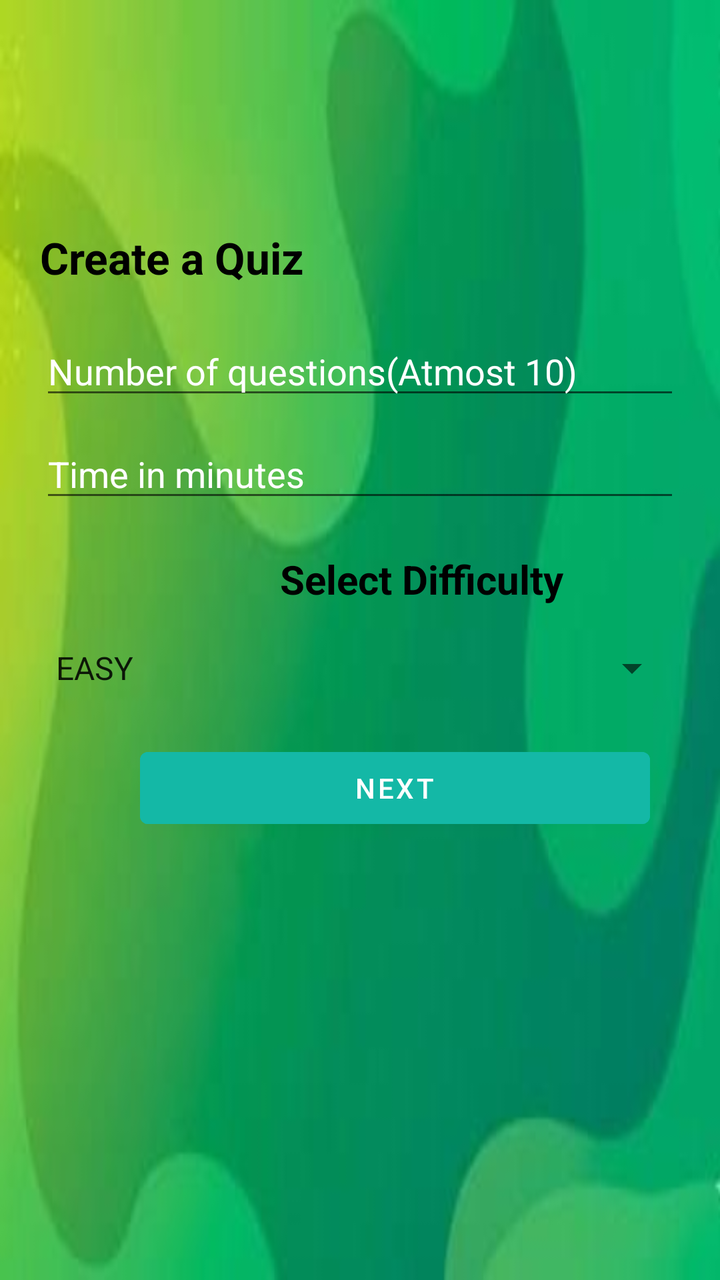
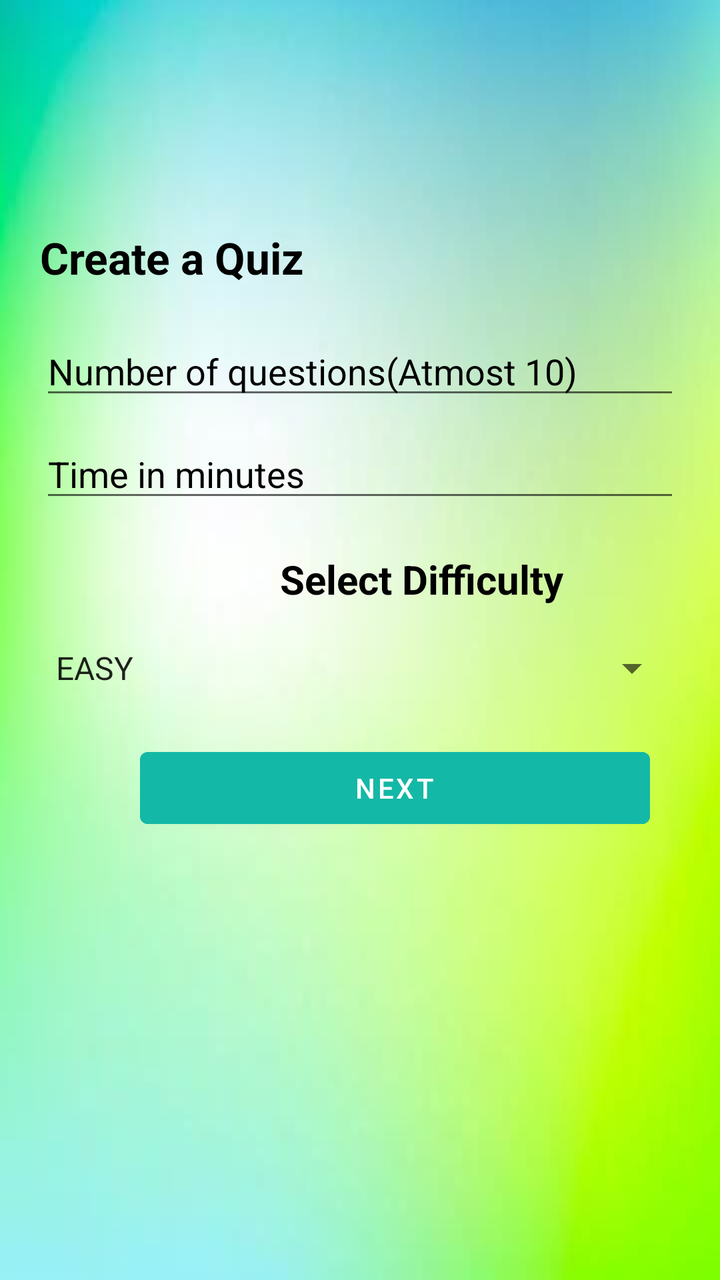

Before-and-after screenshots of an Android layout around one commit, followed by the original layout XML and the change that was made.
<!-- AndroidManifest.xml: application theme Theme.Project5 -->
<!-- res/layout/quizsetup.xml -->
<?xml version="1.0" encoding="utf-8"?>
<LinearLayout
    xmlns:android="http://schemas.android.com/apk/res/android"
    android:orientation="vertical"
    android:padding="20dp"
    android:layout_width="match_parent"
    android:background="@drawable/quizpage3"
    android:layout_height="match_parent">

    <TextView
        android:text="Create a Quiz"
        android:textColor="@color/black"
        android:textSize="22sp"
        android:textStyle="bold"
        android:layout_marginTop="94dp"
        android:layout_marginBottom="20dp"
        android:layout_width="wrap_content"
        android:layout_height="wrap_content"/>



    <EditText
        android:id="@+id/etQuestionCount"
        android:hint="Number of questions(Atmost 10)"
        android:inputType="number"
        android:textColorHint="@color/white"
        android:textColor="@color/black"
        android:layout_width="match_parent"
        android:layout_height="wrap_content"/>



    <EditText
        android:id="@+id/ettimer"
        android:hint="Time in minutes"
        android:layout_marginTop="10dp"
        android:inputType="number"
        android:textColorHint="@color/white"
        android:textColor="@color/black"
        android:layout_width="match_parent"
        android:layout_height="wrap_content"/>

    <TextView

        android:layout_width="match_parent"
        android:layout_height="30dp"
        android:layout_marginTop="20dp"
        android:paddingStart="120dp"
        android:textSize="20dp"
        android:text="Select Difficulty"
        android:textStyle="bold"
        android:textColor="@color/black" />
    <Spinner
        android:id="@+id/spDifficulty"
        android:layout_marginTop="16dp"
        android:layout_width="match_parent"
        android:layout_height="wrap_content"
        android:spinnerMode="dropdown"

        android:entries="@array/difficultyOptions"/>

    <Button
        android:id="@+id/btnNext2"
        android:layout_width="255dp"
        android:layout_height="wrap_content"
        android:layout_marginLeft="50dp"
        android:layout_marginTop="24dp"
        android:backgroundTint="#14B8A6"
        android:text="Next"
        android:textColor="#FFFFFF" />

</LinearLayout>
<!-- resources referenced by this layout -->
<resources>
  <string-array name="difficultyOptions">
          <item>EASY</item>
          <item>MEDIUM</item>
          <item>HARD</item>
  
  
      </string-array>
  <color name="black">#FF000000</color>
  <color name="white">#FFFFFFFF</color>
  <!-- drawable quizpage3: jpeg bitmap (drawable, 5922 bytes) -->
  <style name="Theme.Project5" parent="Base.Theme.Project5" />
  <style name="Base.Theme.Project5" parent="Theme.MaterialComponents.DayNight.NoActionBar">
          <item name="colorSecondary">#2196F3</item>
          <item name="colorControlActivated">#2196F3</item>
          <item name="colorOnSurface">#2196F3</item>
          
  
          
      </style>
</resources>

<!-- the commit's change to res/layout/quizsetup.xml (unified diff, before → after) -->
@@ -4,7 +4,7 @@
     android:orientation="vertical"
     android:padding="20dp"
     android:layout_width="match_parent"
-    android:background="@drawable/quizpage3"
+    android:background="@drawable/homepage2"
     android:layout_height="match_parent">
 
     <TextView
@@ -23,7 +23,7 @@
         android:id="@+id/etQuestionCount"
         android:hint="Number of questions(Atmost 10)"
         android:inputType="number"
-        android:textColorHint="@color/white"
+        android:textColorHint="@color/black"
         android:textColor="@color/black"
         android:layout_width="match_parent"
         android:layout_height="wrap_content"/>
@@ -35,7 +35,7 @@
         android:hint="Time in minutes"
         android:layout_marginTop="10dp"
         android:inputType="number"
-        android:textColorHint="@color/white"
+        android:textColorHint="@color/black"
         android:textColor="@color/black"
         android:layout_width="match_parent"
         android:layout_height="wrap_content"/>
<!-- resource entries referenced after the edit -->
@@ -8,8 +8,7 @@
   
       </string-array>
   <color name="black">#FF000000</color>
-  <color name="white">#FFFFFFFF</color>
-  <!-- drawable quizpage3: jpeg bitmap (drawable, 5922 bytes) -->
+  <!-- drawable homepage2: jpeg bitmap (drawable, 8609 bytes) -->
   <style name="Theme.Project5" parent="Base.Theme.Project5" />
   <style name="Base.Theme.Project5" parent="Theme.MaterialComponents.DayNight.NoActionBar">
           <item name="colorSecondary">#2196F3</item>
